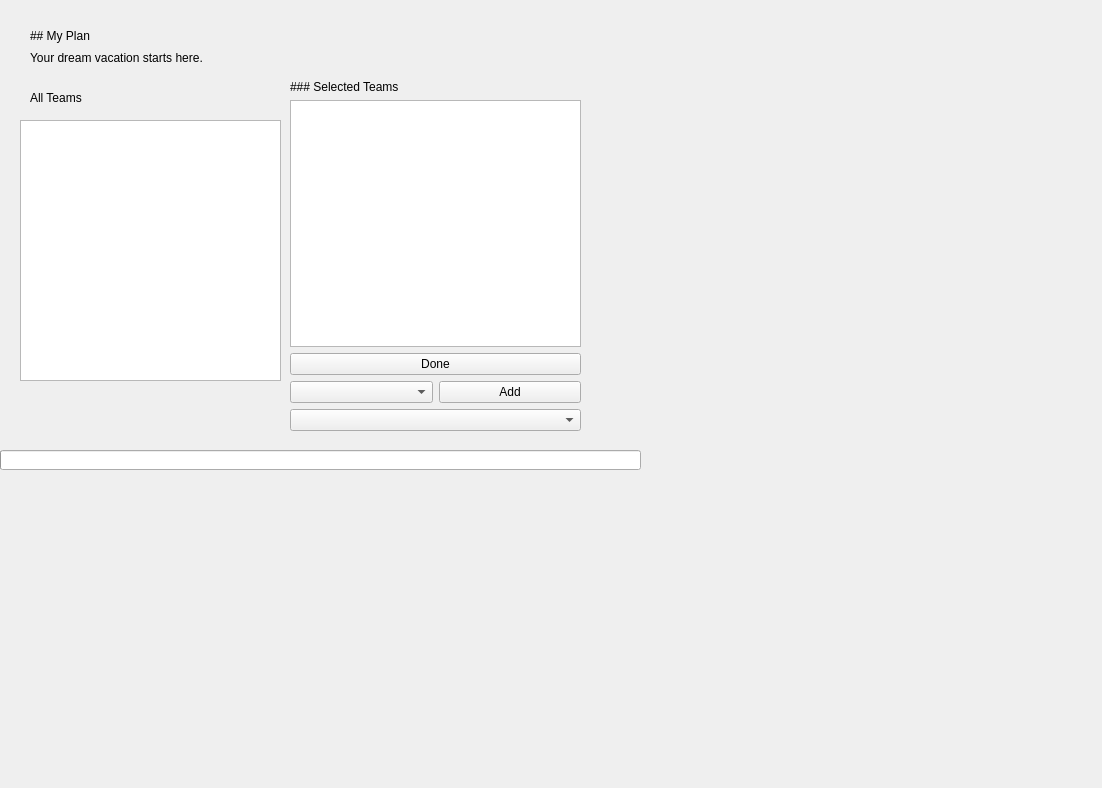
massivemembrain/Project-2-NFL, file Project-2-NFL/tripcreateWidget.ui: the form before one commit.
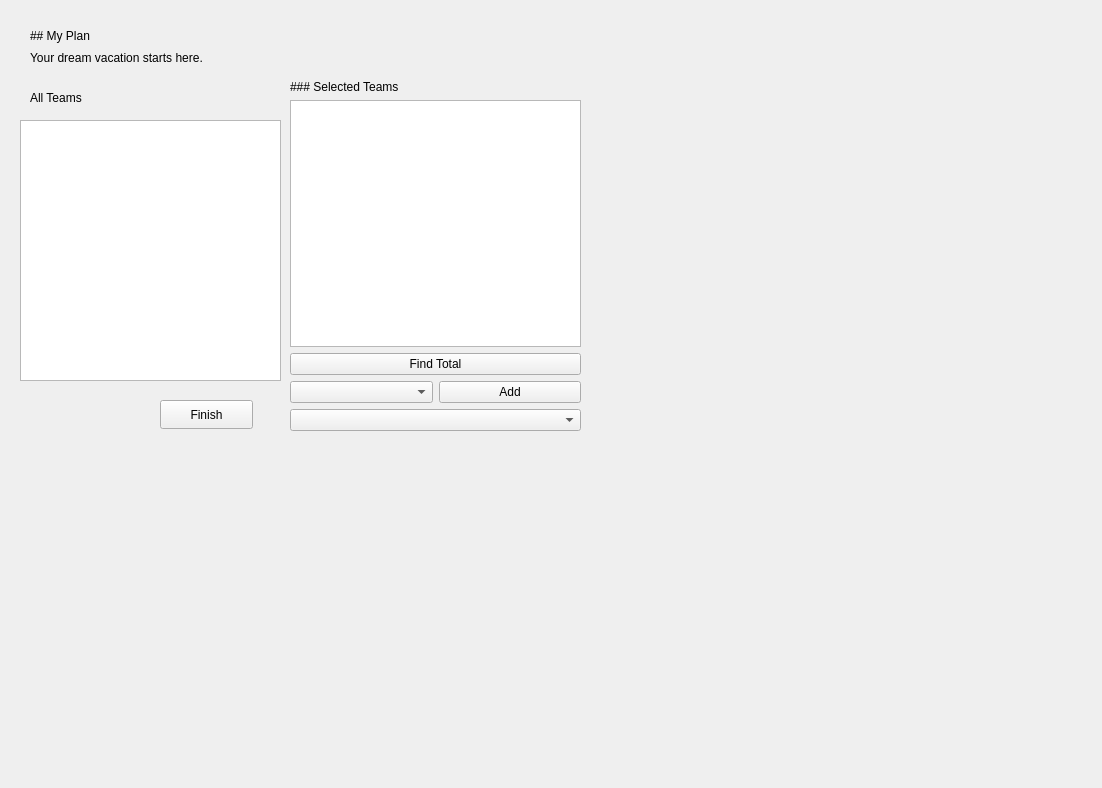
The form after the commit.

```diff
--- a/Project-2-NFL/tripcreateWidget.ui
+++ b/Project-2-NFL/tripcreateWidget.ui
@@ -64,22 +64,6 @@
     <set>Qt::AlignLeading|Qt::AlignLeft|Qt::AlignVCenter</set>
    </property>
   </widget>
-  <widget class="QProgressBar" name="decor_progress_bar">
-   <property name="geometry">
-    <rect>
-     <x>0</x>
-     <y>450</y>
-     <width>641</width>
-     <height>20</height>
-    </rect>
-   </property>
-   <property name="value">
-    <number>0</number>
-   </property>
-   <property name="textVisible">
-    <bool>false</bool>
-   </property>
-  </widget>
   <widget class="QWidget" name="verticalLayoutWidget">
    <property name="geometry">
     <rect>
@@ -106,7 +90,7 @@
     <item>
      <widget class="QPushButton" name="pushButton_done">
       <property name="text">
-       <string>Done</string>
+       <string>Find Total</string>
       </property>
      </widget>
     </item>
@@ -139,6 +123,19 @@
     </rect>
    </property>
   </widget>
+  <widget class="QPushButton" name="pushButton_finished">
+   <property name="geometry">
+    <rect>
+     <x>160</x>
+     <y>400</y>
+     <width>93</width>
+     <height>29</height>
+    </rect>
+   </property>
+   <property name="text">
+    <string>Finish</string>
+   </property>
+  </widget>
  </widget>
  <resources/>
  <connections/>
```
